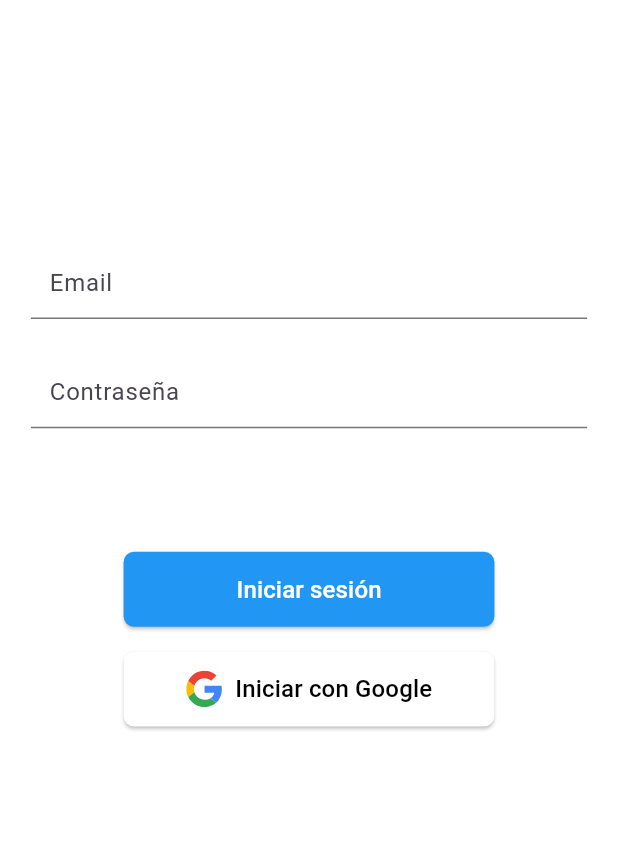
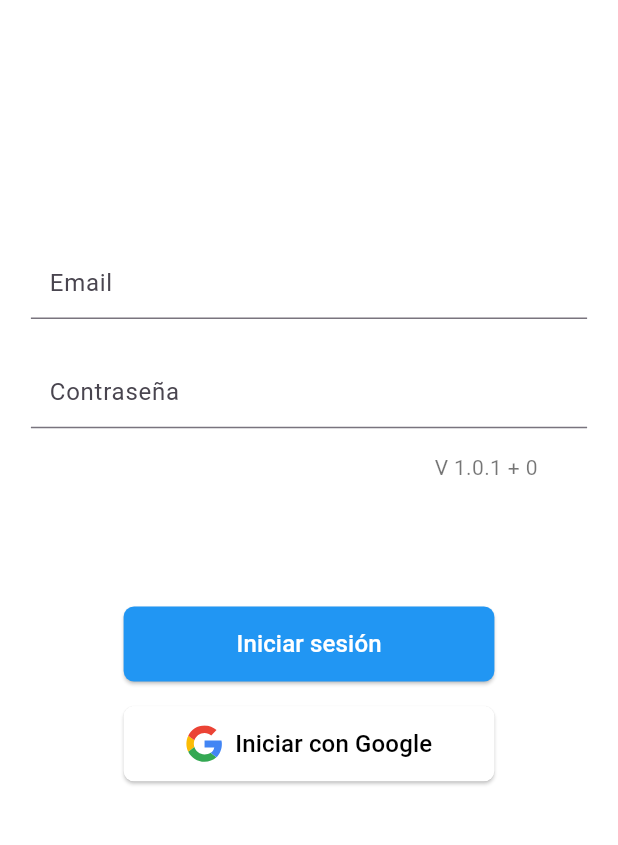
Before and after one commit to DarienRomero/APKManager, a Flutter app: the screen it shows after launch, on a phone screen of 412 x 824 dp, the part 262-1107 px from its top. Run offline on Flutter 3.47's test engine with Material 3 defaults, Android fonts, the phone set to English and light mode, and no system bars; our stand-ins replace cloud_firestore, equatable, firebase_auth, firebase_core, firebase_messaging, flutter_svg and 4 more; missing offline and left inert: external_app_launcher; accounts and stored records are empty.

Commit message:
app version label

```diff
--- a/lib/core/config.dart
+++ b/lib/core/config.dart
@@ -1 +1,3 @@
 const int firstVersion = 1;
+
+int patchVersion = 0;
--- a/lib/features/auth/pages/sign_in_page.dart
+++ b/lib/features/auth/pages/sign_in_page.dart
@@ -7,6 +7,7 @@ import 'package:apk_manager/features/auth/providers/user_provider.dart';
 import 'package:apk_manager/features/common/controllers/notification_controller.dart';
 import 'package:apk_manager/features/common/models/error_response.dart';
 import 'package:apk_manager/features/common/widgets/alerts.dart';
+import 'package:apk_manager/features/common/widgets/app_version_label.dart';
 import 'package:apk_manager/features/common/widgets/custom_button.dart';
 import 'package:apk_manager/features/common/widgets/custom_text_field.dart';
 import 'package:apk_manager/features/common/widgets/page_loader.dart';
@@ -76,6 +77,8 @@ class _SignInPageState extends State<SignInPage> {
                     errorMessage: passwordError,
                     label: "Contraseña",
                   ),
+                  const VSpacing(2),
+                  const AppVersionLabel(),
                   const VSpacing(10),
                   Row(
                     mainAxisAlignment: MainAxisAlignment.center,
--- /dev/null
+++ b/lib/features/common/widgets/app_version_label.dart
@@ -0,0 +1,49 @@
+import 'package:apk_manager/core/config.dart';
+import 'package:apk_manager/core/utils.dart';
+import 'package:flutter/material.dart';
+import 'package:package_info/package_info.dart';
+
+class AppVersionLabel extends StatefulWidget {
+  const AppVersionLabel({Key? key}) : super(key: key);
+
+  @override
+  State<AppVersionLabel> createState() => _AppVersionLabelState();
+}
+
+class _AppVersionLabelState extends State<AppVersionLabel> {
+  String version = "";
+
+  @override
+  void initState() {
+    super.initState();
+    loadVersion();
+  }
+
+  Future<void> loadVersion() async {
+    PackageInfo packageInfo = await PackageInfo.fromPlatform();
+    version = packageInfo.version;
+    if(mounted){
+      setState(() {});
+    }
+  }
+
+  @override
+  Widget build(BuildContext context) {
+    return Container(
+      padding: EdgeInsets.only(
+        right: mqWidth(context, 8)
+      ),
+      child: Row(
+        mainAxisAlignment: MainAxisAlignment.end,
+        children: [
+          Text(
+            "V $version + $patchVersion",
+            style: const TextStyle(
+              color: Colors.black54
+            )
+          ),
+        ],
+      ),
+    );
+  }
+}
--- a/pubspec.yaml
+++ b/pubspec.yaml
@@ -16,7 +16,7 @@ publish_to: 'none' # Remove this line if you wish to publish to pub.dev
 # https://developer.apple.com/library/archive/documentation/General/Reference/InfoPlistKeyReference/Articles/CoreFoundationKeys.html
 # In Windows, build-name is used as the major, minor, and patch parts
 # of the product and file versions while build-number is used as the build suffix.
-version: 1.0.0+1
+version: 1.0.1+2
 
 environment:
   sdk: '>=3.0.0 <4.0.0'
@@ -51,6 +51,7 @@ dependencies:
   equatable: ^2.0.5
   google_sign_in: ^5.3.0
   flutter_svg: ^1.0.3
+  package_info: ^2.0.2
 
 dev_dependencies:
   flutter_test:
```
Also changed, not shown: pubspec.lock, 1 other file.
